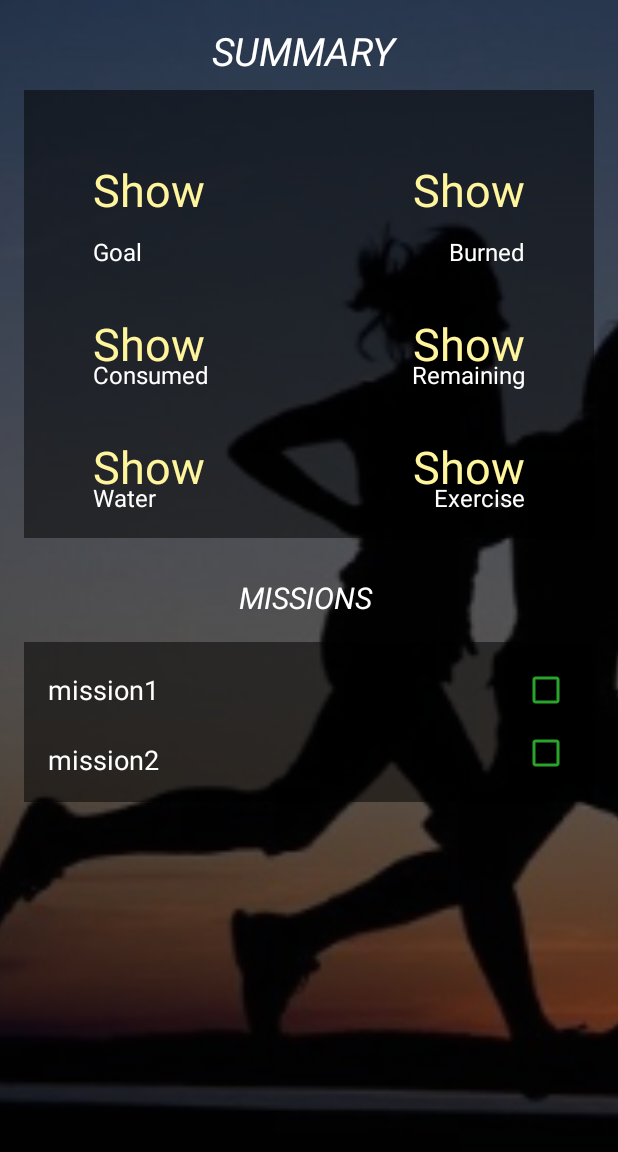
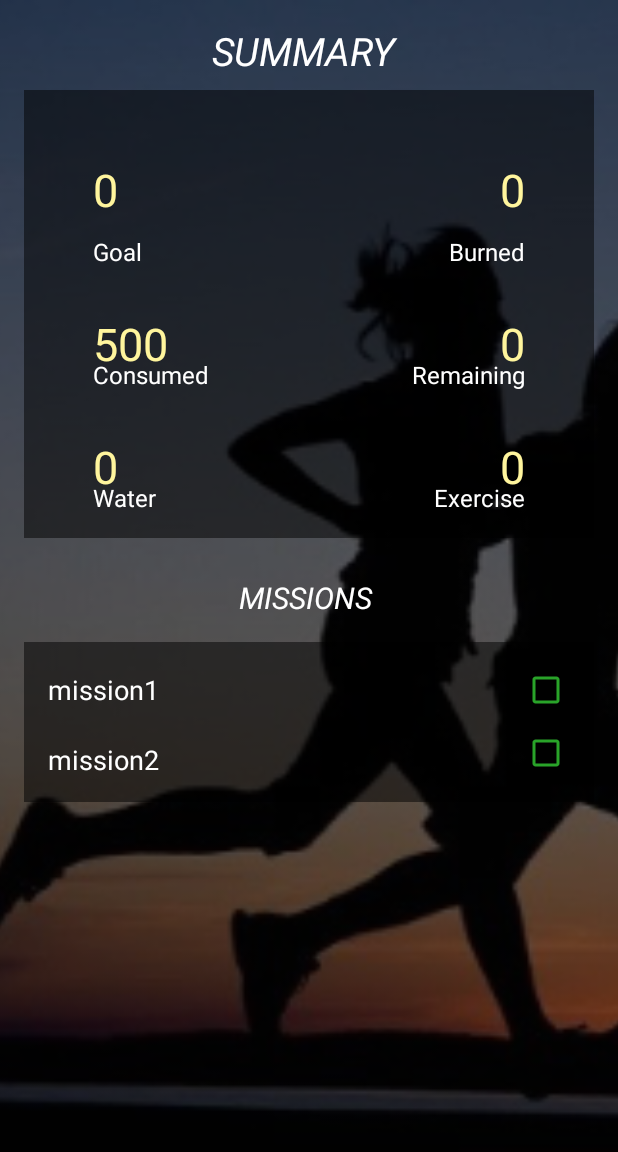
Before and after one commit to l3alanz/Final-project, an Android app: the screen it shows after launch (MainActivity), on a phone screen of 412 x 824 dp, the part 84-1236 px from its top. Run offline under Robolectric (Android 15) with nearby library versions, the phone set to English and light mode, and no system bars; libraries missing offline, so code that uses them is left out: com.inthecheesefactory.thecheeselibrary; 1 statement that could not run was skipped.

Commit message:
Update Main 0.1

```diff
--- a/app/src/main/java/com/example/nicha/finalproject/Service/FoodRecordService.java
+++ b/app/src/main/java/com/example/nicha/finalproject/Service/FoodRecordService.java
@@ -23,8 +23,9 @@ public class FoodRecordService {
         this.ctx = ctx;
         mHelper = new Database(ctx);
     }
-    public List<String> getConsume(){
-        List<String> summary = new ArrayList<String>();
+    public String getConsume(){
+        //List<String> summary = new ArrayList<String>();
+        String summary = new String();
         mDb = mHelper.getReadableDatabase();
         Cursor cursor = mDb.rawQuery("SELECT SUM( " + FoodRecord.Column.totalCalories + ") " +
                 " FROM " + FoodRecord.TABLE_NAME  + " WHERE " + FoodRecord.Column.updatedDate + " = date()", null);
@@ -33,7 +34,7 @@ public class FoodRecordService {
         }
 
         while ( !cursor.isAfterLast() ){
-            summary.add(cursor.getString(0));
+            summary = cursor.getString(0);
             cursor.moveToNext();
         }
         mDb.close();
--- a/app/src/main/java/com/example/nicha/finalproject/Service/UserService.java
+++ b/app/src/main/java/com/example/nicha/finalproject/Service/UserService.java
@@ -14,6 +14,6 @@ public class UserService {
 
     public UserService(Context ctx){
         this.ctx = ctx;
-        mDb = mHelper.getWritableDatabase();
+        mDb = mHelper.getReadableDatabase();
     }
 }
--- a/app/src/main/java/com/example/nicha/finalproject/activity/MainActivity.java
+++ b/app/src/main/java/com/example/nicha/finalproject/activity/MainActivity.java
@@ -12,14 +12,20 @@ import android.support.v7.widget.Toolbar;
 import android.view.MenuItem;
 import android.view.View;
 import android.widget.Button;
+import android.widget.TextView;
 
 import com.example.nicha.finalproject.DailyJournalActivity;
 import com.example.nicha.finalproject.FoodExerciseActivity;
 import com.example.nicha.finalproject.R;
 import com.example.nicha.finalproject.RecommendationActivity;
+import com.example.nicha.finalproject.Service.ActivityRecordService;
+import com.example.nicha.finalproject.Service.FoodRecordService;
+import com.example.nicha.finalproject.Service.UserService;
 import com.example.nicha.finalproject.SettingActivity;
 import com.example.nicha.finalproject.TrackingActivity;
 import com.example.nicha.finalproject.Service.Database;
+
+import java.util.List;
 
 
 public class MainActivity extends AppCompatActivity {
@@ -27,14 +33,31 @@ public class MainActivity extends AppCompatActivity {
     DrawerLayout drawerLayout;
     ActionBarDrawerToggle actionBarDrawerToggle; // Hamburger button
     Toolbar toolbar;
-    SQLiteDatabase mDb;
-    Database mHelper;
+    TextView showGoal;
+    TextView showBurned;
+    TextView showConsumed;
+    TextView showRemaining;
+    TextView showWater;
+    TextView showExercise;
+    FoodRecordService voFoodRecord;
+    UserService voUserService;
+    ActivityRecordService voActivityRecordService;
+    String goal;
+    String burned;
+    String consumed;
+    String remaining;
+    String water;
+    String exercise;
+    List<String> summamry;
 
 
     @Override
     protected void onCreate(Bundle savedInstanceState) {
         super.onCreate(savedInstanceState);
         setContentView(R.layout.activity_main);
+        voFoodRecord = new FoodRecordService(this);
+        //voUserService = new UserService(this);
+        voActivityRecordService = new ActivityRecordService(this);
 
         Button btnGoSetting;
         Button btnGoSummary;
@@ -117,8 +140,18 @@ public class MainActivity extends AppCompatActivity {
         });
 
         initInstances();
+        // main
+        showGoal = (TextView)findViewById(R.id.tvShowGoal);
+        showBurned = (TextView)findViewById(R.id.tvShowBurned);
+        showConsumed = (TextView)findViewById(R.id.tvShowConsumed);
+        showRemaining = (TextView)findViewById(R.id.tvShowRemaining);
+        showWater = (TextView)findViewById(R.id.tvShowWater);
+        showExercise = (TextView)findViewById(R.id.tvShowExercise);
+        consumed = voFoodRecord.getConsume();
+        showConsumed.setText(consumed);
 
     }
+
     private void initInstances() {
         toolbar = (Toolbar) findViewById(R.id.toolbar) ;
         setSupportActionBar(toolbar);
--- a/app/src/main/res/layout/activity_main.xml
+++ b/app/src/main/res/layout/activity_main.xml
@@ -74,7 +74,7 @@
                             android:textSize="30sp"
                             android:layout_marginTop="30dp"
                             android:textColor="#FFF59D"
-                            android:text="Show"/>
+                            android:text="0"/>
 
                         <TextView
                             android:id="@+id/tvGoal"
@@ -94,7 +94,7 @@
                             android:layout_marginTop="30dp"
                             android:textColor="#FFF59D"
                             android:textSize="30sp"
-                            android:text="Show"/>
+                            android:text="0"/>
 
 
                         <TextView
@@ -109,14 +109,14 @@
                             android:text="Burned"/>
 
                         <TextView
-                            android:id="@+id/tvShowฺConsumed"
+                            android:id="@+id/tvShowConsumed"
                             android:layout_width="wrap_content"
                             android:layout_below="@id/tvGoal"
                             android:layout_height="wrap_content"
                             android:layout_marginTop="30dp"
                             android:textSize="30sp"
                             android:textColor="#FFF59D"
-                            android:text="Show"/>
+                            android:text="0"/>
 
                         <TextView
                             android:id="@+id/tvConsumed"
@@ -129,7 +129,7 @@
                             android:text="Consumed"/>
 
                         <TextView
-                            android:id="@+id/tvShowฺRemaining"
+                            android:id="@+id/tvShowRemaining"
                             android:layout_width="wrap_content"
                             android:layout_below="@id/tvBurned"
                             android:layout_alignParentRight="true"
@@ -137,7 +137,7 @@
                             android:textSize="30sp"
                             android:layout_marginTop="30dp"
                             android:textColor="#FFF59D"
-                            android:text="Show"/>
+                            android:text="0"/>
 
                         <TextView
                             android:id="@+id/tvRemain"
@@ -151,16 +151,6 @@
                             android:text="Remaining"/>
 
                         <TextView
-                            android:id="@+id/tvShowฺWater"
-                            android:layout_width="wrap_content"
-                            android:layout_below="@id/tvConsumed"
-                            android:layout_height="wrap_content"
-                            android:layout_marginTop="30dp"
-                            android:textSize="30sp"
-                            android:textColor="#FFF59D"
-                            android:text="Show"/>
-
-                        <TextView
                             android:id="@+id/tvWater"
                             android:layout_width="wrap_content"
                             android:layout_height="wrap_content"
@@ -171,7 +161,7 @@
                             android:text="Water"/>
 
                         <TextView
-                            android:id="@+id/tvShowฺExercise"
+                            android:id="@+id/tvShowExercise"
                             android:layout_width="wrap_content"
                             android:layout_below="@id/tvRemain"
                             android:layout_alignParentRight="true"
@@ -179,7 +169,7 @@
                             android:layout_marginTop="30dp"
                             android:textSize="30sp"
                             android:textColor="#FFF59D"
-                            android:text="Show"/>
+                            android:text="0"/>
 
                         <TextView
                             android:id="@+id/tvExercise"
@@ -191,6 +181,18 @@
                             android:layout_below="@id/tvRemain"
                             android:layout_marginTop="60dp"
                             android:text="Exercise"/>
+
+                        <TextView
+                            android:id="@+id/tvShowWater"
+                            android:layout_width="wrap_content"
+                            android:layout_height="wrap_content"
+                            android:textSize="30sp"
+                            android:textColor="#FFF59D"
+                            android:text="0"
+                            android:layout_alignBaseline="@+id/tvShowExercise"
+                            android:layout_alignBottom="@+id/tvShowExercise"
+                            android:layout_alignParentLeft="true"
+                            android:layout_alignParentStart="true" />
 
                     </RelativeLayout>
 
```
